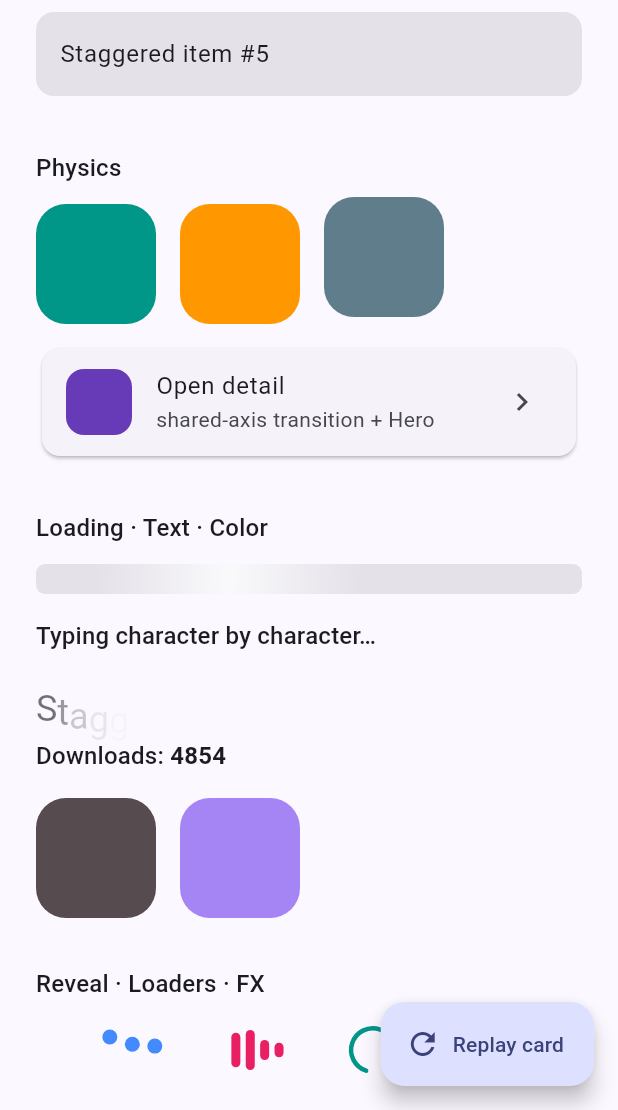
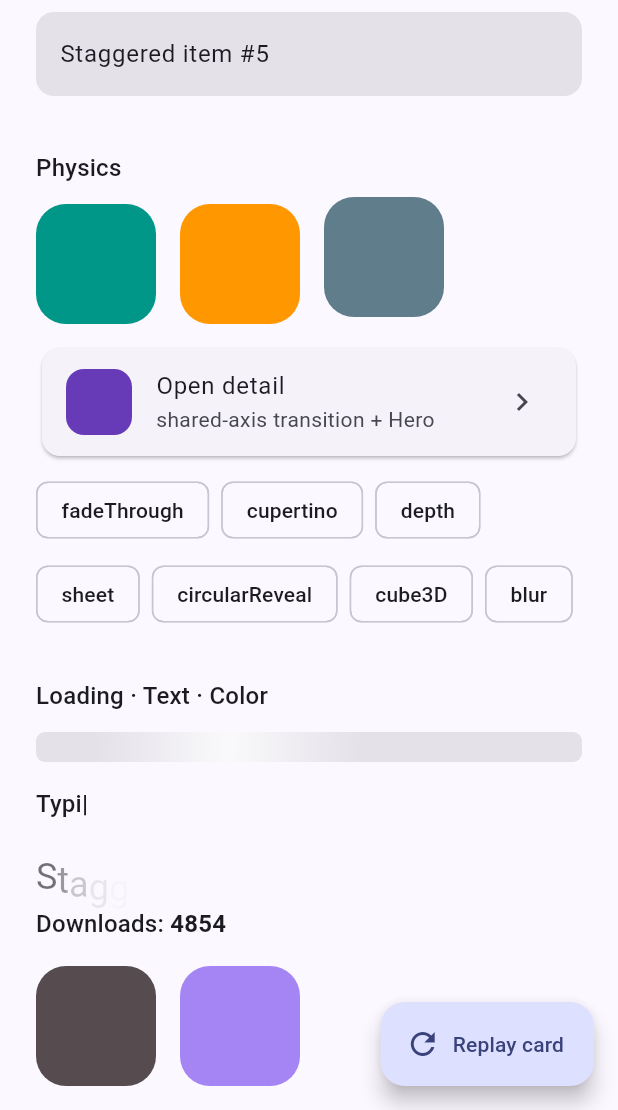
Before and after one commit to m7hamed-dev/save_points_animations, a Flutter app: the screen it shows after launch, scrolled down 576 dp, on a phone screen of 412 x 824 dp, the part 126-1236 px from its top. Run offline on Flutter 3.47's test engine with Material 3 defaults, Android fonts, the phone set to English and light mode, and no system bars.

Commit message:
Implement modern page transitions in example app with ActionChip previews for various FxPageTransition types. Clean up import statements in fx_presets.dart and fx_triggers.dart for improved code clarity.

```diff
--- a/example/lib/main.dart
+++ b/example/lib/main.dart
@@ -139,6 +139,34 @@ class _HomeScreenState extends State<HomeScreen> {
                   transition: FxPageTransition.sharedAxisHorizontal,
                 ),
               ),
+            ),
+          ),
+
+          const SizedBox(height: 8),
+
+          // Modern page transitions — tap a chip to preview.
+          Builder(
+            builder: (context) => Wrap(
+              spacing: 8,
+              runSpacing: 8,
+              children: [
+                for (final t in const [
+                  FxPageTransition.fadeThrough,
+                  FxPageTransition.cupertino,
+                  FxPageTransition.depth,
+                  FxPageTransition.sheet,
+                  FxPageTransition.circularReveal,
+                  FxPageTransition.cube3D,
+                  FxPageTransition.blur,
+                ])
+                  ActionChip(
+                    label: Text(t.name),
+                    onPressed: () => context.fxPush(
+                      const DetailScreen(),
+                      transition: t,
+                    ),
+                  ),
+              ],
             ),
           ),
 
--- a/lib/src/presets/fx_presets.dart
+++ b/lib/src/presets/fx_presets.dart
@@ -1,5 +1,4 @@
 import 'package:flutter/widgets.dart';
-
 import 'package:save_points_animations/src/builders/fx_builder.dart';
 import 'package:save_points_animations/src/core/fx_curves.dart';
 import 'package:save_points_animations/src/extensions/fx_widget_extensions.dart';
--- a/lib/src/triggers/fx_triggers.dart
+++ b/lib/src/triggers/fx_triggers.dart
@@ -1,5 +1,4 @@
 import 'package:flutter/widgets.dart';
-
 import 'package:save_points_animations/src/builders/fx_builder.dart';
 import 'package:save_points_animations/src/controllers/fx_controller.dart';
 
```
